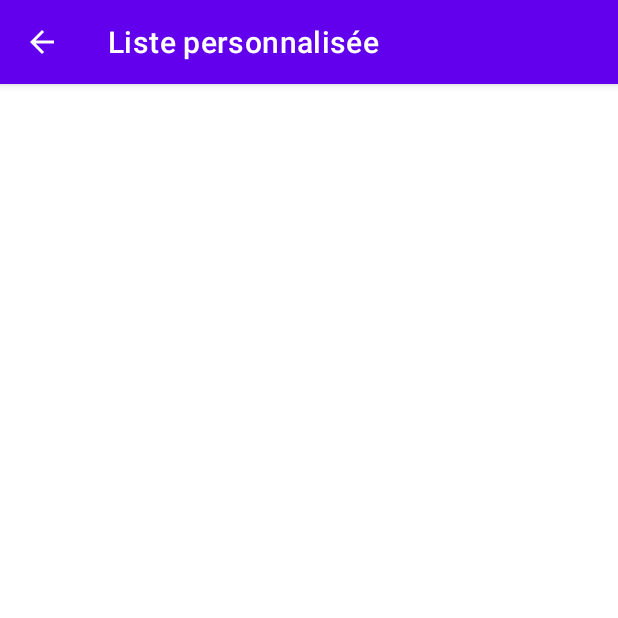
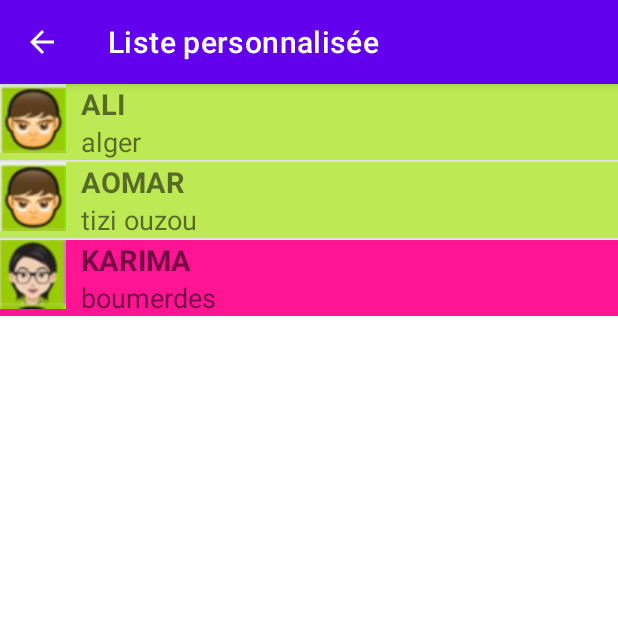
Before and after one commit to rouanis5/menus-list-tp4-fr-android-app, an Android app: the screen it shows after launch (liste_personnalisee), in the options menu, after a tap on "Liste personnalisée", on a phone screen of 412 x 824 dp, the top half of it. Run offline under Robolectric (Android 15) with nearby library versions, the phone set to English and light mode, and no system bars.

Commit message:
+ custom list, Person class and custom adapter

```diff
--- /dev/null
+++ b/app/src/main/java/com/example/menus_list_tp4_fr_android_app/Gender.java
@@ -0,0 +1,5 @@
+package com.example.menus_list_tp4_fr_android_app;
+
+public enum Gender {
+    MALE, FEMALE
+}
--- /dev/null
+++ b/app/src/main/java/com/example/menus_list_tp4_fr_android_app/Personne.java
@@ -0,0 +1,13 @@
+package com.example.menus_list_tp4_fr_android_app;
+
+public class Personne {
+    String name;
+    String wilaya;
+    Gender gender;
+
+    public Personne(String name, String wilaya, Gender gender){
+        this.name = name;
+        this.wilaya = wilaya;
+        this.gender = gender;
+    }
+}
--- /dev/null
+++ b/app/src/main/java/com/example/menus_list_tp4_fr_android_app/PersonneAdapter.java
@@ -0,0 +1,71 @@
+package com.example.menus_list_tp4_fr_android_app;
+
+import android.annotation.SuppressLint;
+import android.content.Context;
+import android.graphics.Color;
+import android.util.Log;
+import android.view.LayoutInflater;
+import android.view.View;
+import android.view.ViewGroup;
+import android.widget.BaseAdapter;
+import android.widget.ImageView;
+import android.widget.LinearLayout;
+import android.widget.TextView;
+
+import java.util.ArrayList;
+
+public class PersonneAdapter extends BaseAdapter {
+
+    ArrayList<Personne> persons;
+    Context context;
+
+    public PersonneAdapter(Context context, ArrayList<Personne> persons){
+        this.context = context;
+        this.persons = persons;
+    }
+
+    @Override
+    public int getCount() {
+        return persons.size();
+    }
+
+    @Override
+    public Object getItem(int i) {
+        return null;
+    }
+
+    @Override
+    public long getItemId(int i) {
+        return 0;
+    }
+
+    @SuppressLint("ResourceAsColor")
+    @Override
+    public View getView(int i, View view, ViewGroup viewGroup) {
+        Log.d("my console", "getView is working");
+        Personne person = persons.get(i);
+
+        if (view == null) {
+            LayoutInflater inflater = LayoutInflater.from(context);
+            view = inflater.inflate(R.layout.customitem, null);
+        }
+
+        Log.d("my console", "hello world");
+
+        ((TextView) view.findViewById(R.id.name_custom_item)).setText(person.name);
+        ((TextView) view.findViewById(R.id.wilaya_custom_item)).setText(person.wilaya);
+
+        ImageView imgView = view.findViewById(R.id.image_custom_item);
+        LinearLayout bgView = view.findViewById(R.id.bg_custom_item);
+
+        if (person.gender == Gender.MALE){
+            imgView.setImageResource(R.drawable.boy_img);
+            bgView.setBackgroundResource(R.color.bg_green);
+        } else {
+            imgView.setImageResource(R.drawable.girl_img);
+            bgView.setBackgroundResource(R.color.bg_pink);
+        }
+
+        return view;
+    }
+}
--- a/app/src/main/java/com/example/menus_list_tp4_fr_android_app/liste_personnalisee.java
+++ b/app/src/main/java/com/example/menus_list_tp4_fr_android_app/liste_personnalisee.java
@@ -3,8 +3,14 @@ package com.example.menus_list_tp4_fr_android_app;
 import androidx.appcompat.app.AppCompatActivity;
 
 import android.os.Bundle;
+import android.util.Log;
+import android.widget.ArrayAdapter;
+import android.widget.ListView;
+
+import java.util.ArrayList;
 
 public class liste_personnalisee extends AppCompatActivity {
+    ArrayList<Personne> personsList = new ArrayList();
 
     @Override
     protected void onCreate(Bundle savedInstanceState) {
@@ -12,5 +18,24 @@ public class liste_personnalisee extends AppCompatActivity {
         setContentView(R.layout.activity_liste_personnalisee);
 
         setTitle(R.string.liste_personnalisee);
+
+        ListView lv = this.findViewById(R.id.myCustomlist);
+
+        // Création et initialisation de tableau
+        personsList.add(new Personne("ali", "alger", Gender.MALE));
+        personsList.add(new Personne("aomar", "tizi ouzou", Gender.MALE));
+        personsList.add(new Personne("karima", "boumerdes", Gender.FEMALE));
+
+        // Création de l’adaptateur
+        setArrayAdapter(lv);
+        // associer un menu contextual à listeView
+//        registerForContextMenu(lv);
+    }
+
+    void setArrayAdapter(ListView lv) {
+        // Associer ListView et l'adaptateur
+        PersonneAdapter a = new PersonneAdapter(this, personsList);
+        lv.setAdapter(a);
+        Log.d("my console", "setArrayAdapter: ");
     }
 }
--- a/app/src/main/res/layout/activity_liste_personnalisee.xml
+++ b/app/src/main/res/layout/activity_liste_personnalisee.xml
@@ -1,9 +1,13 @@
 <?xml version="1.0" encoding="utf-8"?>
-<androidx.constraintlayout.widget.ConstraintLayout xmlns:android="http://schemas.android.com/apk/res/android"
+<LinearLayout xmlns:android="http://schemas.android.com/apk/res/android"
     xmlns:app="http://schemas.android.com/apk/res-auto"
     xmlns:tools="http://schemas.android.com/tools"
     android:layout_width="match_parent"
     android:layout_height="match_parent"
-    tools:context=".liste_personnalisee">
-
-</androidx.constraintlayout.widget.ConstraintLayout>
+    android:orientation="vertical"
+    tools:context=".liste_simple">
+    <ListView
+        android:id="@+id/myCustomlist"
+        android:layout_width="match_parent"
+        android:layout_height="wrap_content" />
+</LinearLayout>
--- /dev/null
+++ b/app/src/main/res/layout/customitem.xml
@@ -0,0 +1,31 @@
+<?xml version="1.0" encoding="utf-8"?>
+<LinearLayout xmlns:android="http://schemas.android.com/apk/res/android"
+    android:id="@+id/bg_custom_item"
+    android:orientation="horizontal"
+    android:layout_width="match_parent"
+    android:layout_height="match_parent">
+    <ImageView
+        android:id="@+id/image_custom_item"
+        android:layout_width="wrap_content"
+        android:layout_height="wrap_content"/>
+    <Space
+        android:layout_width="10dp"
+        android:layout_height="wrap_content"/>
+    <LinearLayout
+        android:layout_width="wrap_content"
+        android:layout_height="wrap_content"
+        android:orientation="vertical">
+        <TextView
+            android:id="@+id/name_custom_item"
+            android:layout_width="wrap_content"
+            android:layout_height="wrap_content"
+            android:textStyle="bold"
+            android:textAllCaps="true"
+            android:textSize="19dp" />
+        <TextView
+            android:id="@+id/wilaya_custom_item"
+            android:layout_width="wrap_content"
+            android:layout_height="wrap_content"
+            android:textSize="18dp"/>
+    </LinearLayout>
+</LinearLayout>
--- a/app/src/main/res/values/colors.xml
+++ b/app/src/main/res/values/colors.xml
@@ -7,4 +7,6 @@
     <color name="teal_700">#FF018786</color>
     <color name="black">#FF000000</color>
     <color name="white">#FFFFFFFF</color>
+    <color name="bg_green">#BCE954</color>
+    <color name="bg_pink">#FF1493</color>
 </resources>
```
Also changed, not shown: app/src/main/res/drawable/boy_img.png (added), app/src/main/res/drawable/girl_img.png (added).
